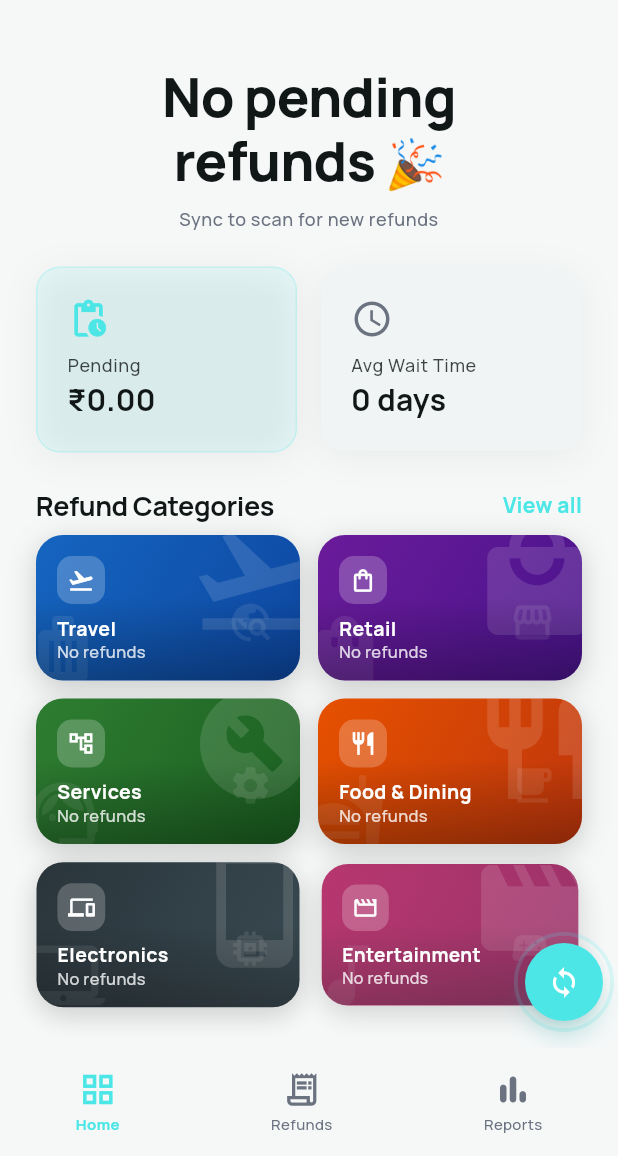
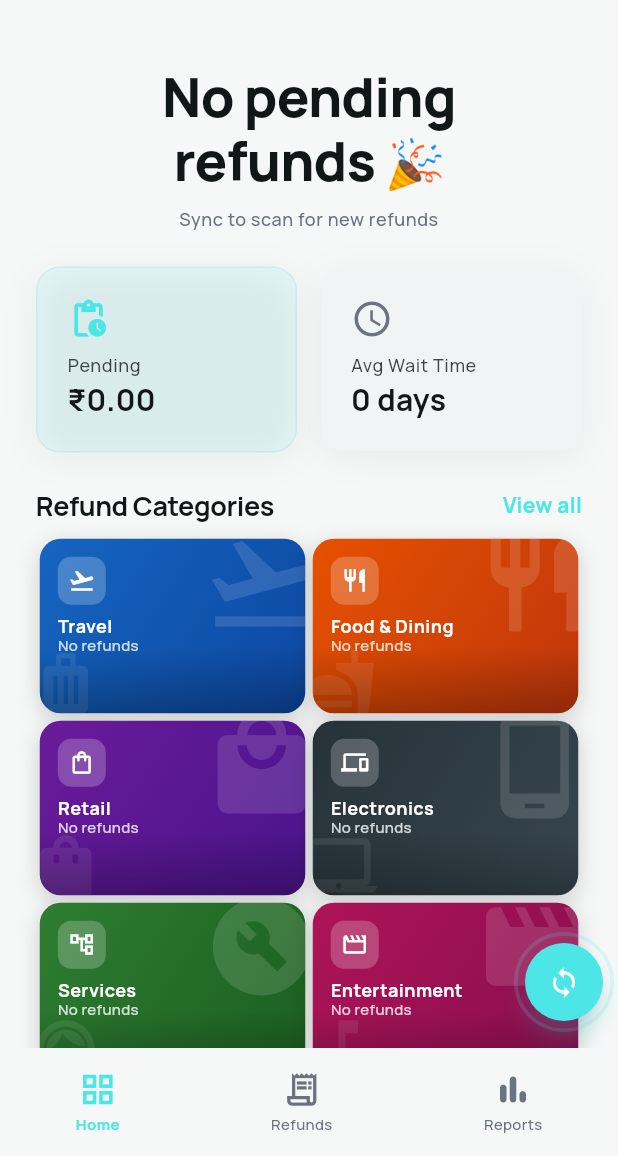
Before and after one commit to arunkumar6545/refundooflutter, a Flutter app: the screen it shows after launch, after a tap on "Skip for now", on a phone screen of 412 x 824 dp, the part 80-1236 px from its top. Run offline on Flutter 3.47's test engine with Material 3 defaults, Android fonts, the phone set to English and light mode, and no system bars; our stand-ins replace flutter_local_notifications, flutter_secure_storage, flutter_timezone, go_router, google_fonts, google_mobile_ads and 6 more; missing offline and left inert: home_widget, telephony.

Commit message:
feat: squarified treemap layout for category cards - area proportional to refund amount
Co-authored-by: Cursor <cursoragent@cursor.com>

```diff
--- a/lib/features/dashboard/dashboard_screen.dart
+++ b/lib/features/dashboard/dashboard_screen.dart
@@ -450,7 +450,7 @@ class _DashboardScreenState extends State<DashboardScreen>
                           SliverToBoxAdapter(child: _buildStatsRow(context)),
                           SliverToBoxAdapter(
                               child: _buildSectionHeader(context, 'Refund Categories', 'View all')),
-                          SliverToBoxAdapter(child: _buildCategoriesGrid(context, constraints.maxWidth)),
+                          SliverToBoxAdapter(child: _buildCategoriesTreemap(context, constraints.maxWidth)),
                           SliverToBoxAdapter(
                               child: KeyedSubtree(
                                 key: _recentActivityKey,
@@ -922,7 +922,10 @@ class _DashboardScreenState extends State<DashboardScreen>
     );
   }
 
-  Widget _buildCategoriesGrid(BuildContext context, double contentWidth) {
+  /// Squarified treemap: all 6 categories fill a square, area ∝ pending amount.
+  /// Zero-amount categories get a minimum 10 % of the largest amount so they
+  /// are still legible.
+  Widget _buildCategoriesTreemap(BuildContext context, double contentWidth) {
     final cats = _displayCategories;
     double amountFor(RefundCategory c) =>
         cats.where((x) => x.category == c).firstOrNull?.amount ?? 0;
@@ -932,10 +935,8 @@ class _DashboardScreenState extends State<DashboardScreen>
         cats.where((x) => x.category == c).firstOrNull?.currency ?? '₹';
     int countFor(RefundCategory c) =>
         cats.where((x) => x.category == c).firstOrNull?.count ?? 0;
-    void onCategoryTap(RefundCategory c) =>
-        context.push('/category/${c.name}');
-
-    final categories = [
+
+    const categories = [
       RefundCategory.travel,
       RefundCategory.retail,
       RefundCategory.services,
@@ -944,46 +945,64 @@ class _DashboardScreenState extends State<DashboardScreen>
       RefundCategory.entertainment,
     ];
 
-    // Adaptive column count based on available width
-    final cols = contentWidth >= kExpandedBreak ? 4
-               : contentWidth >= kCompactBreak  ? 3
-               : 2;
-    final hPad = context.hPad;
-
-    final rows = <Widget>[];
-    for (var i = 0; i < categories.length; i += cols) {
-      final rowCats = categories.skip(i).take(cols).toList();
-      // Pad row to full cols so widths are even
-      while (rowCats.length < cols) rowCats.add(rowCats.last); // placeholder fill handled below
-
-      rows.add(
-        Row(
-          children: [
-            for (var j = 0; j < cols; j++) ...[
-              if (j > 0) const SizedBox(width: 12),
-              Expanded(
-                child: j < rowCats.length && i + j < categories.length
-                    ? _CategoryBento(
-                        category: rowCats[j],
-                        amount: amountFor(rowCats[j]),
-                        count: countFor(rowCats[j]),
-                        pending: pendingFor(rowCats[j]),
-                        currencySymbol: currencyFor(rowCats[j]),
-                        onTap: () => onCategoryTap(rowCats[j]),
-                        index: i * cols + j,
-                      )
-                    : const SizedBox.shrink(),
-              ),
-            ],
-          ],
-        ),
-      );
-      if (i + cols < categories.length) rows.add(const SizedBox(height: 12));
-    }
+    // Minimum layout weight keeps empty categories visible.
+    final amounts  = categories.map(amountFor);
+    final maxAmt   = amounts.fold(0.0, (a, b) => b > a ? b : a);
+    final minVal   = maxAmt > 0 ? maxAmt * 0.10 : 1.0;
+
+    final items = categories.asMap().entries.map((e) {
+      final amt = amountFor(e.value);
+      return _TMapItem(
+        category:       e.value,
+        value:          amt > 0 ? amt : minVal,
+        amount:         amt,
+        count:          countFor(e.value),
+        pending:        pendingFor(e.value),
+        currencySymbol: currencyFor(e.value),
+      );
+    }).toList()
+      ..sort((a, b) => b.value.compareTo(a.value));
+
+    final hPad     = context.hPad;
+    final side     = contentWidth - 2 * hPad;
+    final totalVal = items.fold(0.0, (s, e) => s + e.value);
+    _squarify(items, Rect.fromLTWH(0, 0, side, side), totalVal);
+
+    const gap = 5.0;
 
     return Padding(
       padding: EdgeInsets.symmetric(horizontal: hPad),
-      child: Column(children: rows),
+      child: SizedBox(
+        width:  side,
+        height: side,
+        child: Stack(
+          children: items.asMap().entries.map((entry) {
+            final idx  = entry.key;
+            final item = entry.value;
+            final r = Rect.fromLTRB(
+              item.rect.left   + gap / 2,
+              item.rect.top    + gap / 2,
+              item.rect.right  - gap / 2,
+              item.rect.bottom - gap / 2,
+            );
+            return Positioned(
+              left:   r.left,
+              top:    r.top,
+              width:  r.width,
+              height: r.height,
+              child: _CategoryBento(
+                category:       item.category,
+                amount:         item.amount,
+                count:          item.count,
+                pending:        item.pending,
+                currencySymbol: item.currencySymbol,
+                index:          idx,
+                onTap: () => context.push('/category/${item.category.name}'),
+              ),
+            );
+          }).toList(),
+        ),
+      ),
     );
   }
 
@@ -1284,6 +1303,91 @@ class _BentoCard extends StatelessWidget {
 }
 
 // Three large background icons give each card a "photo-like" illustrated feel.
+// ── Treemap layout ────────────────────────────────────────────────────────────
+
+class _TMapItem {
+  _TMapItem({
+    required this.category,
+    required this.value,
+    required this.amount,
+    required this.count,
+    required this.pending,
+    required this.currencySymbol,
+  });
+
+  final RefundCategory category;
+  final double value;          // layout weight (>= minValue)
+  final double amount;         // raw display amount (may be 0)
+  final int count;
+  final bool pending;
+  final String currencySymbol;
+  Rect rect = Rect.zero;       // filled by _squarify
+}
+
+/// Squarified treemap: places [items] (sorted desc by value) into [bounds],
+/// minimising worst cell aspect-ratio. Fills [_TMapItem.rect] in-place.
+void _squarify(List<_TMapItem> items, Rect bounds, double remaining) {
+  if (items.isEmpty) return;
+  if (items.length == 1) { items[0].rect = bounds; return; }
+
+  final w    = bounds.width;
+  final h    = bounds.height;
+  final wide = w >= h;
+
+  var rowSum   = 0.0;
+  var rowCount = 0;
+  var prevWorst = double.infinity;
+
+  for (var i = 0; i < items.length; i++) {
+    final cand     = rowSum + items[i].value;
+    final frac     = cand / remaining;
+    final stripDim = (wide ? w : h) * frac;
+    final crossDim = wide ? h : w;
+
+    var worst = 0.0;
+    for (var j = 0; j <= i; j++) {
+      final itemFrac = items[j].value / cand;
+      final itemDim  = crossDim * itemFrac;
+      final r        = stripDim > itemDim ? stripDim / itemDim : itemDim / stripDim;
+      if (r > worst) worst = r;
+    }
+
+    if (i == 0 || worst <= prevWorst) {
+      rowSum    = cand;
+      rowCount  = i + 1;
+      prevWorst = worst;
+    } else {
+      break;
+    }
+  }
+
+  // Place committed row.
+  final frac     = rowSum / remaining;
+  final stripDim = (wide ? w : h) * frac;
+  final crossDim = wide ? h : w;
+
+  var offset = 0.0;
+  for (var i = 0; i < rowCount; i++) {
+    final itemFrac = items[i].value / rowSum;
+    final itemDim  = crossDim * itemFrac;
+    items[i].rect  = wide
+        ? Rect.fromLTWH(bounds.left, bounds.top + offset, stripDim, itemDim)
+        : Rect.fromLTWH(bounds.left + offset, bounds.top, itemDim, stripDim);
+    offset += itemDim;
+  }
+
+  // Recurse for the rest.
+  final rest = items.skip(rowCount).toList();
+  if (rest.isNotEmpty) {
+    final nb = wide
+        ? Rect.fromLTWH(bounds.left + stripDim, bounds.top, w - stripDim, h)
+        : Rect.fromLTWH(bounds.left, bounds.top + stripDim, w, h - stripDim);
+    _squarify(rest, nb, remaining - rowSum);
+  }
+}
+
+// ── Decorative background icons per category ──────────────────────────────────
+
 const _categoryBgIcons = <RefundCategory, List<IconData>>{
   RefundCategory.travel:        [Icons.flight_takeoff, Icons.luggage, Icons.travel_explore],
   RefundCategory.retail:        [Icons.local_mall, Icons.shopping_bag, Icons.storefront],
@@ -1363,51 +1467,60 @@ class _CategoryBentoState extends State<_CategoryBento>
       child: ScaleTransition(
         scale: _scaleAnim,
         child: GestureDetector(
-          onTapDown:  (_) => setState(() => _pressed = true),
-          onTapUp:    (_) { setState(() => _pressed = false); widget.onTap?.call(); },
-          onTapCancel: () => setState(() => _pressed = false),
+          onTapDown:   (_) => setState(() => _pressed = true),
+          onTapUp:     (_) { setState(() => _pressed = false); widget.onTap?.call(); },
+          onTapCancel: ()  => setState(() => _pressed = false),
           child: AnimatedScale(
             scale: _pressed ? 0.94 : 1.0,
             duration: const Duration(milliseconds: 110),
             curve: Curves.easeOut,
-            child: Container(
+            // LayoutBuilder lets us adapt content to whatever size the treemap
+            // allocates for this category cell.
+            child: LayoutBuilder(builder: (context, constraints) {
+              final w     = constraints.maxWidth;
+              final h     = constraints.maxHeight;
+              // Thresholds for progressive content reveal.
+              final tiny  = w < 70  || h < 70;   // icon only
+              final small = w < 110 || h < 110;  // icon + name, no amount
+              final pad   = tiny ? 7.0 : 12.0;
+              final br    = tiny ? 10.0 : 14.0;
+              final iconSz = tiny ? 14.0 : 18.0;
+              final badgePad = tiny ? 5.0 : 7.0;
+              final bgIconSz = small ? 52.0 : 78.0;
+
+              return Container(
                 decoration: BoxDecoration(
-                borderRadius: BorderRadius.circular(18),
+                  borderRadius: BorderRadius.circular(br),
                   gradient: gradient,
                   boxShadow: [
                     BoxShadow(
-                    color: Colors.black.withValues(alpha: _pressed ? 0.08 : 0.18),
-                    blurRadius: _pressed ? 6 : 16,
-                    offset: Offset(0, _pressed ? 2 : 5),
+                      color: Colors.black.withValues(alpha: _pressed ? 0.06 : 0.16),
+                      blurRadius: _pressed ? 4 : 12,
+                      offset: Offset(0, _pressed ? 1 : 4),
                     ),
                   ],
                 ),
                 child: ClipRRect(
-                borderRadius: BorderRadius.circular(18),
+                  borderRadius: BorderRadius.circular(br),
                   child: Stack(
                     children: [
-                    // Static decorative background icons — no animation.
-                    if (bgIcons.isNotEmpty)
+                      // Decorative background icons (hidden in tiny cells).
+                      if (!tiny && bgIcons.isNotEmpty)
                         Positioned(
-                        right: -14, top: -14,
-                        child: Icon(bgIcons[0], size: 88,
+                          right: -10, top: -10,
+                          child: Icon(bgIcons[0], size: bgIconSz,
                               color: Colors.white.withValues(alpha: 0.13)),
                         ),
-                    if (bgIcons.length > 1)
+                      if (!tiny && bgIcons.length > 1)
                         Positioned(
-                        left: -10, bottom: -8,
-                        child: Icon(bgIcons[1], size: 56,
+                          left: -8, bottom: -6,
+                          child: Icon(bgIcons[1], size: bgIconSz * 0.65,
                               color: Colors.white.withValues(alpha: 0.09)),
                         ),
-                    if (bgIcons.length > 2)
+                      // Bottom scrim for text legibility.
+                      if (!tiny)
                         Positioned(
-                        right: 18, bottom: 24,
-                        child: Icon(bgIcons[2], size: 30,
-                            color: Colors.white.withValues(alpha: 0.10)),
-                      ),
-                    // Bottom scrim for text readability.
-                    Positioned(
-                      left: 0, right: 0, bottom: 0, height: 56,
+                          left: 0, right: 0, bottom: 0, height: 44,
                           child: DecoratedBox(
                             decoration: BoxDecoration(
                               gradient: LinearGradient(
@@ -1415,32 +1528,33 @@ class _CategoryBentoState extends State<_CategoryBento>
                                 end: Alignment.bottomCenter,
                                 colors: [
                                   Colors.black.withValues(alpha: 0.0),
-                              Colors.black.withValues(alpha: 0.28),
-                            ],
-                          ),
-                        ),
-                      ),
-                    ),
-                    // Foreground content — sizes the Stack.
-                    Padding(
-                      padding: const EdgeInsets.all(14),
+                                  Colors.black.withValues(alpha: 0.26),
+                                ],
+                              ),
+                            ),
+                          ),
+                        ),
+                      // Foreground — also sizes the Stack's intrinsic height.
+                      Positioned.fill(
+                        child: Padding(
+                          padding: EdgeInsets.all(pad),
                           child: Column(
                             mainAxisSize: MainAxisSize.min,
                             crossAxisAlignment: CrossAxisAlignment.start,
                             children: [
+                              // Icon badge — always shown.
                               Container(
-                            padding: const EdgeInsets.all(7),
+                                padding: EdgeInsets.all(badgePad),
                                 decoration: BoxDecoration(
                                   color: Colors.white.withValues(alpha: 0.22),
-                              borderRadius: BorderRadius.circular(10),
-                            ),
-                            child: Icon(
-                              iconForCategory(widget.category),
-                              color: Colors.white,
-                              size: 18,
-                            ),
-                          ),
-                          const SizedBox(height: 10),
+                                  borderRadius: BorderRadius.circular(br * 0.65),
+                                ),
+                                child: Icon(iconForCategory(widget.category),
+                                    color: Colors.white, size: iconSz),
+                              ),
+                              // Category name — hidden in tiny cells.
+                              if (!tiny) ...[
+                                SizedBox(height: small ? 5 : 8),
                                 Row(
                                   mainAxisAlignment: MainAxisAlignment.spaceBetween,
                                   crossAxisAlignment: CrossAxisAlignment.start,
@@ -1448,30 +1562,29 @@ class _CategoryBentoState extends State<_CategoryBento>
                                     Expanded(
                                       child: Text(
                                         widget.category.label,
-                                  maxLines: 1,
+                                        maxLines: small ? 1 : 2,
                                         overflow: TextOverflow.ellipsis,
-                                  style: const TextStyle(
+                                        style: TextStyle(
                                           color: Colors.white,
-                                    fontSize: 13,
+                                          fontSize: small ? 10 : 12,
                                           fontWeight: FontWeight.w700,
                                           height: 1.0,
                                         ),
                                       ),
                                     ),
-                              if (widget.count > 0)
+                                    if (widget.count > 0 && !small)
                                       Container(
                                         margin: const EdgeInsets.only(left: 4),
                                         padding: const EdgeInsets.symmetric(
-                                      horizontal: 6, vertical: 2),
+                                            horizontal: 5, vertical: 2),
                                         decoration: BoxDecoration(
                                           color: Colors.white.withValues(alpha: 0.25),
                                           borderRadius: BorderRadius.circular(20),
                                         ),
-                                  child: Text(
-                                    '${widget.count}',
+                                        child: Text('${widget.count}',
                                           style: const TextStyle(
                                             color: Colors.white,
-                                      fontSize: 10,
+                                            fontSize: 9,
                                             fontWeight: FontWeight.w800,
                                             height: 1.0,
                                           ),
@@ -1479,29 +1592,37 @@ class _CategoryBentoState extends State<_CategoryBento>
                                       ),
                                   ],
                                 ),
-                          const SizedBox(height: 3),
+                                // Amount — only on non-small cells.
+                                if (!small) ...[
+                                  const SizedBox(height: 2),
                                   Text(
                                     widget.amount > 0
                                         ? (widget.pending
-                                    ? '${widget.currencySymbol}${widget.amount.toStringAsFixed(2)} pending'
-                                    : '${widget.currencySymbol}${widget.amount.toStringAsFixed(2)}')
+                                            ? '${widget.currencySymbol}'
+                                              '${widget.amount.toStringAsFixed(0)} pending'
+                                            : '${widget.currencySymbol}'
+                                              '${widget.amount.toStringAsFixed(0)}')
                                         : 'No refunds',
                                     maxLines: 1,
                                     overflow: TextOverflow.ellipsis,
                                     style: TextStyle(
                                       color: Colors.white.withValues(alpha: 0.80),
-                              fontSize: 11,
+                                      fontSize: 10,
                                       fontWeight: FontWeight.w500,
                                       height: 1.0,
                                     ),
                                   ),
                                 ],
-                      ),
-                    ),
-                  ],
-                ),
-              ),
-            ),
+                              ],
+                            ],
+                          ),
+                        ),
+                      ),
+                    ],
+                  ),
+                ),
+              );
+            }),
           ),
         ),
       ),
```
Lines whose indentation alone changed are shown as unchanged.
